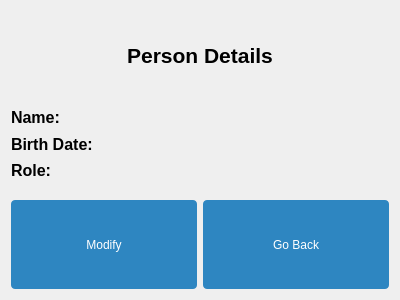
First picture: the form in FilmManager/personviewwidget.ui, repository Zachaly/Jipp_Projekt_ZS_NS, before the edit.
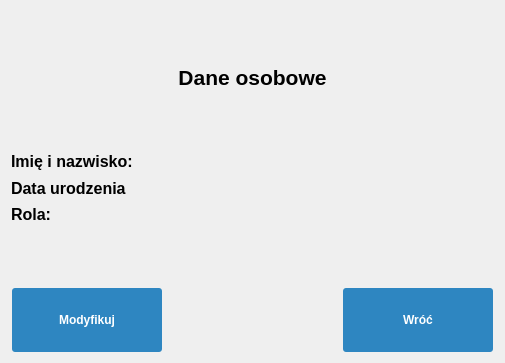
Second picture: the form after the edit.

The edit to the form file:
```diff
--- a/FilmManager/personviewwidget.ui
+++ b/FilmManager/personviewwidget.ui
@@ -6,8 +6,8 @@
    <rect>
     <x>0</x>
     <y>0</y>
-    <width>400</width>
-    <height>300</height>
+    <width>505</width>
+    <height>363</height>
    </rect>
   </property>
   <property name="windowTitle">
@@ -23,7 +23,7 @@
       </font>
      </property>
      <property name="text">
-      <string>Person Details</string>
+      <string>Dane osobowe</string>
      </property>
      <property name="alignment">
       <set>Qt::AlignmentFlag::AlignCenter</set>
@@ -34,75 +34,197 @@
     <layout class="QFormLayout" name="formLayout">
      <item row="0" column="0">
       <widget class="QLabel" name="nameLabel">
-       <property name="text"><string>Name:</string></property>
-       <property name="font"><font><pointsize>12</pointsize><bold>true</bold></font></property>
+       <property name="font">
+        <font>
+         <pointsize>12</pointsize>
+         <bold>true</bold>
+        </font>
+       </property>
+       <property name="text">
+        <string>Imię i nazwisko:</string>
+       </property>
       </widget>
      </item>
      <item row="0" column="1">
       <widget class="QLabel" name="personNameLabel">
-       <property name="text"><string/></property>
-       <property name="font"><font><pointsize>14</pointsize><bold>true</bold></font></property>
-       <property name="styleSheet"><string notr="true">color: #2E86C1;</string></property>
+       <property name="font">
+        <font>
+         <pointsize>14</pointsize>
+         <bold>true</bold>
+        </font>
+       </property>
+       <property name="styleSheet">
+        <string notr="true">color: #2E86C1;</string>
+       </property>
       </widget>
      </item>
      <item row="1" column="0">
       <widget class="QLabel" name="birthDateTextLabel">
-       <property name="text"><string>Birth Date:</string></property>
-       <property name="font"><font><pointsize>12</pointsize><bold>true</bold></font></property>
+       <property name="font">
+        <font>
+         <pointsize>12</pointsize>
+         <bold>true</bold>
+        </font>
+       </property>
+       <property name="text">
+        <string>Data urodzenia</string>
+       </property>
       </widget>
      </item>
      <item row="1" column="1">
       <widget class="QLabel" name="birthDateLabel">
-       <property name="text"><string/></property>
-       <property name="font"><font><pointsize>13</pointsize></font></property>
-       <property name="styleSheet"><string notr="true">color: #117A65;</string></property>
+       <property name="font">
+        <font>
+         <pointsize>13</pointsize>
+        </font>
+       </property>
+       <property name="styleSheet">
+        <string notr="true">color: #117A65;</string>
+       </property>
       </widget>
      </item>
      <item row="2" column="0">
       <widget class="QLabel" name="roleLabel">
-       <property name="text"><string>Role:</string></property>
-       <property name="font"><font><pointsize>12</pointsize><bold>true</bold></font></property>
+       <property name="font">
+        <font>
+         <pointsize>12</pointsize>
+         <bold>true</bold>
+        </font>
+       </property>
+       <property name="text">
+        <string>Rola:</string>
+       </property>
       </widget>
      </item>
      <item row="2" column="1">
       <widget class="QLabel" name="personRoleLabel">
-       <property name="text"><string/></property>
-       <property name="font"><font><pointsize>13</pointsize></font></property>
-       <property name="styleSheet"><string notr="true">color: #D35400;</string></property>
+       <property name="font">
+        <font>
+         <pointsize>13</pointsize>
+        </font>
+       </property>
+       <property name="styleSheet">
+        <string notr="true">color: #D35400;</string>
+       </property>
       </widget>
      </item>
     </layout>
    </item>
    <item>
     <layout class="QHBoxLayout" name="buttonLayout">
+     <property name="spacing">
+      <number>20</number>
+     </property>
+     <item>
+      <spacer name="horizontalSpacer">
+       <property name="orientation">
+        <enum>Qt::Horizontal</enum>
+       </property>
+       <property name="sizeHint" stdset="0">
+        <size>
+         <width>40</width>
+         <height>20</height>
+        </size>
+       </property>
+      </spacer>
+     </item>
      <item>
       <widget class="QPushButton" name="modifyButton">
-       <property name="text"><string>Modify</string></property>
+       <property name="enabled">
+        <bool>false</bool>
+       </property>
+       <property name="minimumSize">
+        <size>
+        <width>150</width>
+        <height>44</height>
+        </size>
+       </property>
+       <property name="maximumSize">
+        <size>
+         <width>200</width>
+         <height>64</height>
+        </size>
+       </property>
        <property name="sizePolicy">
-        <sizepolicy hsizetype="Expanding" vsizetype="Preferred">
-         <horstretch>1</horstretch>
+        <sizepolicy hsizetype="Fixed" vsizetype="Fixed">
+         <horstretch>0</horstretch>
          <verstretch>0</verstretch>
         </sizepolicy>
        </property>
+       <property name="font">
+        <font>
+         <pointsize>9</pointsize>
+         <bold>true</bold>
+        </font>
+       </property>
        <property name="styleSheet">
-        <string notr="true">background-color: #2E86C1; color: white; border-radius: 4px; padding: 6px;</string>
+        <string notr="true">background-color: #2E86C1; color: white; border-radius: 3px; padding: 1px;</string>
+       </property>
+       <property name="text">
+        <string>Modyfikuj</string>
        </property>
       </widget>
      </item>
+     <item>
+      <spacer name="horizontalSpacer_2">
+       <property name="orientation">
+        <enum>Qt::Horizontal</enum>
+       </property>
+       <property name="sizeHint" stdset="0">
+        <size>
+        <width>200</width>
+        <height>20</height>
+        </size>
+       </property>
+      </spacer>
+     </item>
      <item>
       <widget class="QPushButton" name="goBackButton">
-       <property name="text"><string>Go Back</string></property>
+       <property name="minimumSize">
+        <size>
+         <width>150</width>
+         <height>44</height>
+        </size>
+       </property>
+       <property name="maximumSize">
+        <size>
+        <width>200</width>
+        <height>64</height>
+        </size>
+       </property>
        <property name="sizePolicy">
-        <sizepolicy hsizetype="Expanding" vsizetype="Preferred">
-         <horstretch>1</horstretch>
+        <sizepolicy hsizetype="Fixed" vsizetype="Fixed">
+         <horstretch>0</horstretch>
          <verstretch>0</verstretch>
         </sizepolicy>
        </property>
+       <property name="font">
+        <font>
+         <pointsize>9</pointsize>
+         <bold>true</bold>
+        </font>
+       </property>
        <property name="styleSheet">
-        <string notr="true">background-color: #2E86C1; color: white; border-radius: 4px; padding: 6px;</string>
+        <string notr="true">background-color: #2E86C1; color: white; border-radius: 3px; padding: 1px;</string>
+       </property>
+       <property name="text">
+        <string>Wróć</string>
        </property>
       </widget>
      </item>
+     <item>
+      <spacer name="horizontalSpacer_3">
+       <property name="orientation">
+        <enum>Qt::Horizontal</enum>
+       </property>
+       <property name="sizeHint" stdset="0">
+        <size>
+         <width>40</width>
+         <height>20</height>
+        </size>
+       </property>
+      </spacer>
+     </item>
     </layout>
    </item>
   </layout>
```
